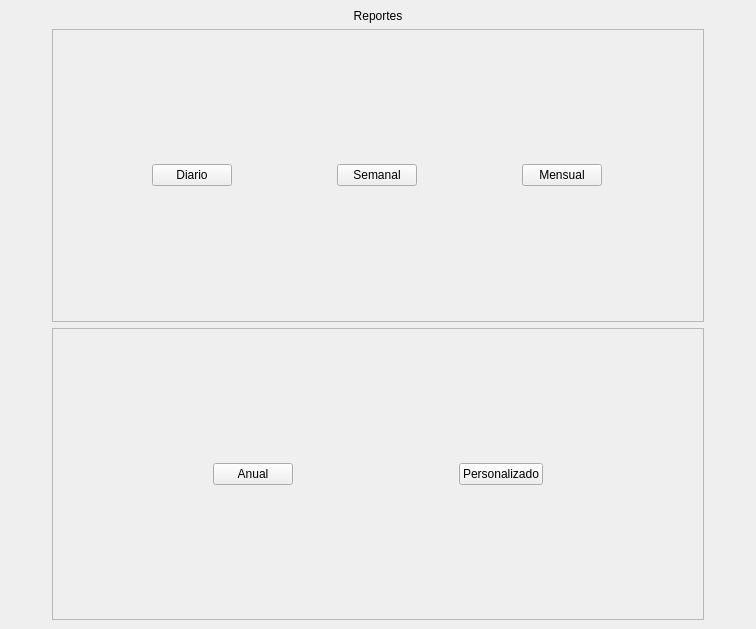
Before: the Qt Designer form view/ui/main.ui in R0land013/blue-pos, drawn with Qt 5.
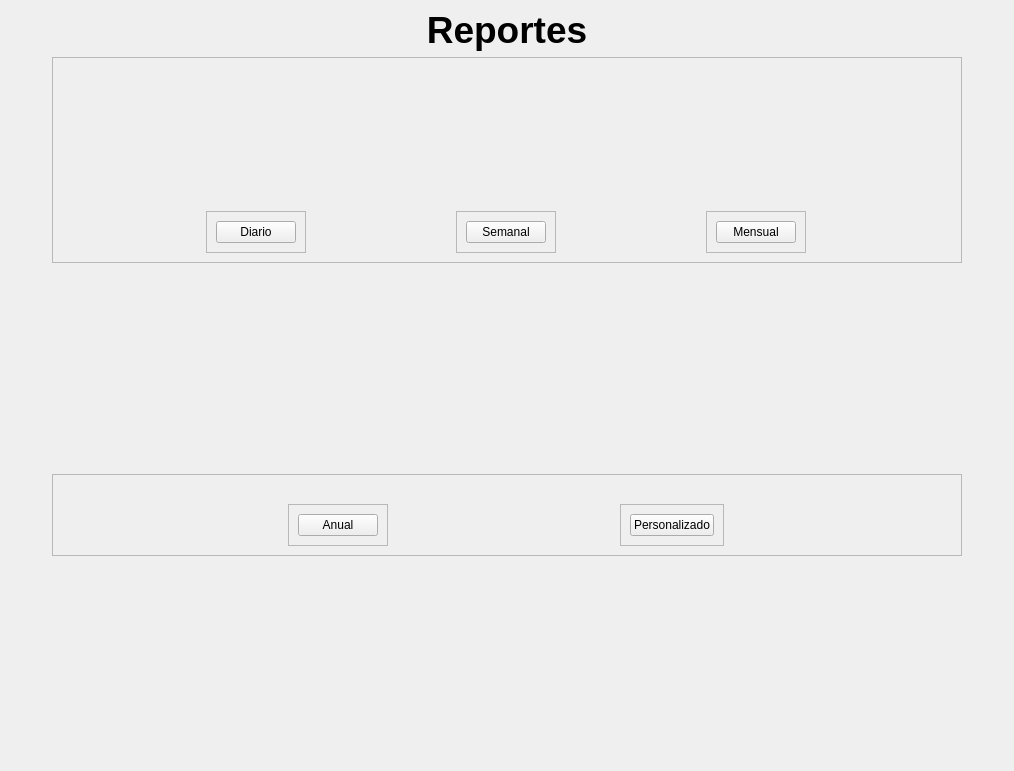
After: the same form once the commit is applied. The open tabs and pages were chosen to show the change. Icons and pictures are not drawn.

Commit message:
Style: Añadidas imágenes representativas de los tipos de reportes en la ventana principal
	Eliminada la función para hacer la ventana del tamaño de la pantalla, porque esto
	hacía que la ventana no creciera todo lo necesario, y cuando se cambiaba el tamaño
	de la ventana, las nuevas imágenes eran solapadas.

What changed in the file:
```diff
--- a/view/ui/main.ui
+++ b/view/ui/main.ui
@@ -6,8 +6,8 @@
    <rect>
     <x>0</x>
     <y>0</y>
-    <width>756</width>
-    <height>629</height>
+    <width>1014</width>
+    <height>771</height>
    </rect>
   </property>
   <property name="mouseTracking">
@@ -50,6 +50,18 @@
    </item>
    <item>
     <widget class="QStackedWidget" name="stacked_widget">
+     <property name="sizePolicy">
+      <sizepolicy hsizetype="Preferred" vsizetype="Minimum">
+       <horstretch>0</horstretch>
+       <verstretch>0</verstretch>
+      </sizepolicy>
+     </property>
+     <property name="minimumSize">
+      <size>
+       <width>800</width>
+       <height>771</height>
+      </size>
+     </property>
      <property name="mouseTracking">
       <bool>true</bool>
      </property>
@@ -284,6 +296,13 @@
            <verstretch>0</verstretch>
           </sizepolicy>
          </property>
+         <property name="font">
+          <font>
+           <pointsize>28</pointsize>
+           <weight>75</weight>
+           <bold>true</bold>
+          </font>
+         </property>
          <property name="text">
           <string>Reportes</string>
          </property>
@@ -303,23 +322,11 @@
          <property name="frameShadow">
           <enum>QFrame::Raised</enum>
          </property>
-         <layout class="QHBoxLayout" name="horizontalLayout_2">
-          <property name="leftMargin">
-           <number>0</number>
-          </property>
-          <property name="topMargin">
-           <number>0</number>
-          </property>
-          <property name="rightMargin">
-           <number>0</number>
-          </property>
-          <property name="bottomMargin">
-           <number>0</number>
-          </property>
-          <item>
-           <widget class="QPushButton" name="day_report_button">
+         <layout class="QGridLayout" name="gridLayout">
+          <item row="1" column="2">
+           <widget class="QLabel" name="label_4">
             <property name="sizePolicy">
-             <sizepolicy hsizetype="Maximum" vsizetype="Fixed">
+             <sizepolicy hsizetype="Maximum" vsizetype="Maximum">
               <horstretch>0</horstretch>
               <verstretch>0</verstretch>
              </sizepolicy>
@@ -328,14 +335,14 @@
              <bool>true</bool>
             </property>
             <property name="text">
-             <string>Diario</string>
+             <string/>
             </property>
            </widget>
           </item>
-          <item>
-           <widget class="QPushButton" name="week_report_button">
+          <item row="1" column="1">
+           <widget class="QLabel" name="label_2">
             <property name="sizePolicy">
-             <sizepolicy hsizetype="Maximum" vsizetype="Fixed">
+             <sizepolicy hsizetype="Maximum" vsizetype="Maximum">
               <horstretch>0</horstretch>
               <verstretch>0</verstretch>
              </sizepolicy>
@@ -344,14 +351,14 @@
              <bool>true</bool>
             </property>
             <property name="text">
-             <string>Semanal</string>
+             <string/>
             </property>
            </widget>
           </item>
-          <item>
-           <widget class="QPushButton" name="month_report_button">
+          <item row="1" column="0">
+           <widget class="QLabel" name="label">
             <property name="sizePolicy">
-             <sizepolicy hsizetype="Maximum" vsizetype="Fixed">
+             <sizepolicy hsizetype="Maximum" vsizetype="Maximum">
               <horstretch>0</horstretch>
               <verstretch>0</verstretch>
              </sizepolicy>
@@ -360,41 +367,170 @@
              <bool>true</bool>
             </property>
             <property name="text">
-             <string>Mensual</string>
+             <string/>
             </property>
            </widget>
           </item>
+          <item row="2" column="1">
+           <widget class="QFrame" name="frame_6">
+            <property name="frameShape">
+             <enum>QFrame::StyledPanel</enum>
+            </property>
+            <property name="frameShadow">
+             <enum>QFrame::Raised</enum>
+            </property>
+            <layout class="QHBoxLayout" name="horizontalLayout_3">
+             <item>
+              <widget class="QPushButton" name="week_report_button">
+               <property name="sizePolicy">
+                <sizepolicy hsizetype="Maximum" vsizetype="Fixed">
+                 <horstretch>0</horstretch>
+                 <verstretch>0</verstretch>
+                </sizepolicy>
+               </property>
+               <property name="cursor">
+                <cursorShape>PointingHandCursor</cursorShape>
+               </property>
+               <property name="text">
+                <string>Semanal</string>
+               </property>
+              </widget>
+             </item>
+            </layout>
+           </widget>
+          </item>
+          <item row="2" column="0">
+           <widget class="QFrame" name="frame_2">
+            <property name="frameShape">
+             <enum>QFrame::StyledPanel</enum>
+            </property>
+            <property name="frameShadow">
+             <enum>QFrame::Raised</enum>
+            </property>
+            <layout class="QHBoxLayout" name="horizontalLayout_2">
+             <item>
+              <widget class="QPushButton" name="day_report_button">
+               <property name="sizePolicy">
+                <sizepolicy hsizetype="Maximum" vsizetype="Fixed">
+                 <horstretch>0</horstretch>
+                 <verstretch>0</verstretch>
+                </sizepolicy>
+               </property>
+               <property name="cursor">
+                <cursorShape>PointingHandCursor</cursorShape>
+               </property>
+               <property name="layoutDirection">
+                <enum>Qt::LeftToRight</enum>
+               </property>
+               <property name="text">
+                <string>Diario</string>
+               </property>
+               <property name="flat">
+                <bool>false</bool>
+               </property>
+              </widget>
+             </item>
+            </layout>
+           </widget>
+          </item>
+          <item row="2" column="2">
+           <widget class="QFrame" name="frame_7">
+            <property name="frameShape">
+             <enum>QFrame::StyledPanel</enum>
+            </property>
+            <property name="frameShadow">
+             <enum>QFrame::Raised</enum>
+            </property>
+            <layout class="QHBoxLayout" name="horizontalLayout_7">
+             <item>
+              <widget class="QPushButton" name="month_report_button">
+               <property name="sizePolicy">
+                <sizepolicy hsizetype="Maximum" vsizetype="Fixed">
+                 <horstretch>0</horstretch>
+                 <verstretch>0</verstretch>
+                </sizepolicy>
+               </property>
+               <property name="cursor">
+                <cursorShape>PointingHandCursor</cursorShape>
+               </property>
+               <property name="text">
+                <string>Mensual</string>
+               </property>
+              </widget>
+             </item>
+            </layout>
+           </widget>
+          </item>
+          <item row="0" column="1">
+           <spacer name="verticalSpacer_4">
+            <property name="orientation">
+             <enum>Qt::Vertical</enum>
+            </property>
+            <property name="sizeHint" stdset="0">
+             <size>
+              <width>20</width>
+              <height>40</height>
+             </size>
+            </property>
+           </spacer>
+          </item>
          </layout>
         </widget>
        </item>
        <item>
-        <widget class="QFrame" name="frame_2">
-         <property name="mouseTracking">
-          <bool>true</bool>
+        <spacer name="verticalSpacer_3">
+         <property name="orientation">
+          <enum>Qt::Vertical</enum>
          </property>
+         <property name="sizeHint" stdset="0">
+          <size>
+           <width>20</width>
+           <height>40</height>
+          </size>
+         </property>
+        </spacer>
+       </item>
+       <item>
+        <widget class="QFrame" name="frame_8">
          <property name="frameShape">
           <enum>QFrame::StyledPanel</enum>
          </property>
          <property name="frameShadow">
           <enum>QFrame::Raised</enum>
          </property>
-         <layout class="QHBoxLayout" name="horizontalLayout_3">
-          <property name="leftMargin">
-           <number>0</number>
-          </property>
-          <property name="topMargin">
-           <number>0</number>
-          </property>
-          <property name="rightMargin">
-           <number>0</number>
-          </property>
-          <property name="bottomMargin">
-           <number>0</number>
-          </property>
-          <item>
-           <widget class="QPushButton" name="year_report_button">
+         <layout class="QGridLayout" name="gridLayout_2">
+          <item row="1" column="0">
+           <widget class="QFrame" name="frame_9">
+            <property name="frameShape">
+             <enum>QFrame::StyledPanel</enum>
+            </property>
+            <property name="frameShadow">
+             <enum>QFrame::Raised</enum>
+            </property>
+            <layout class="QHBoxLayout" name="horizontalLayout_8">
+             <item>
+              <widget class="QPushButton" name="year_report_button">
+               <property name="sizePolicy">
+                <sizepolicy hsizetype="Maximum" vsizetype="Maximum">
+                 <horstretch>0</horstretch>
+                 <verstretch>0</verstretch>
+                </sizepolicy>
+               </property>
+               <property name="cursor">
+                <cursorShape>PointingHandCursor</cursorShape>
+               </property>
+               <property name="text">
+                <string>Anual</string>
+               </property>
+              </widget>
+             </item>
+            </layout>
+           </widget>
+          </item>
+          <item row="0" column="0">
+           <widget class="QLabel" name="label_5">
             <property name="sizePolicy">
-             <sizepolicy hsizetype="Maximum" vsizetype="Fixed">
+             <sizepolicy hsizetype="Maximum" vsizetype="Maximum">
               <horstretch>0</horstretch>
               <verstretch>0</verstretch>
              </sizepolicy>
@@ -403,14 +539,14 @@
              <bool>true</bool>
             </property>
             <property name="text">
-             <string>Anual</string>
+             <string/>
             </property>
            </widget>
           </item>
-          <item>
-           <widget class="QPushButton" name="custom_report_button">
+          <item row="0" column="1">
+           <widget class="QLabel" name="label_6">
             <property name="sizePolicy">
-             <sizepolicy hsizetype="Maximum" vsizetype="Fixed">
+             <sizepolicy hsizetype="Maximum" vsizetype="Maximum">
               <horstretch>0</horstretch>
               <verstretch>0</verstretch>
              </sizepolicy>
@@ -419,13 +555,54 @@
              <bool>true</bool>
             </property>
             <property name="text">
-             <string>Personalizado</string>
+             <string/>
             </property>
            </widget>
           </item>
+          <item row="1" column="1">
+           <widget class="QFrame" name="frame_10">
+            <property name="frameShape">
+             <enum>QFrame::StyledPanel</enum>
+            </property>
+            <property name="frameShadow">
+             <enum>QFrame::Raised</enum>
+            </property>
+            <layout class="QHBoxLayout" name="horizontalLayout_9">
+             <item>
+              <widget class="QPushButton" name="custom_report_button">
+               <property name="sizePolicy">
+                <sizepolicy hsizetype="Maximum" vsizetype="Maximum">
+                 <horstretch>0</horstretch>
+                 <verstretch>0</verstretch>
+                </sizepolicy>
+               </property>
+               <property name="cursor">
+                <cursorShape>PointingHandCursor</cursorShape>
+               </property>
+               <property name="text">
+                <string>Personalizado</string>
+               </property>
+              </widget>
+             </item>
+            </layout>
+           </widget>
+          </item>
          </layout>
         </widget>
        </item>
+       <item>
+        <spacer name="verticalSpacer_5">
+         <property name="orientation">
+          <enum>Qt::Vertical</enum>
+         </property>
+         <property name="sizeHint" stdset="0">
+          <size>
+           <width>20</width>
+           <height>40</height>
+          </size>
+         </property>
+        </spacer>
+       </item>
       </layout>
      </widget>
     </widget>
```
Left out of the diff: 36 changed lines with no effect on the pictures. The commit also changes 6 other files.
